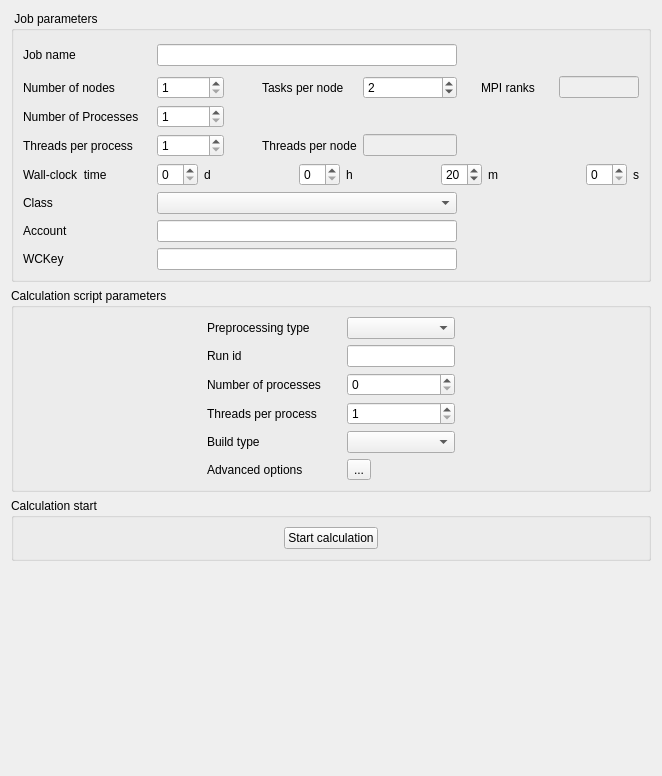
code-saturne/code_saturne, file gui/Pages/BatchRunningForm.ui: the form before one commit.
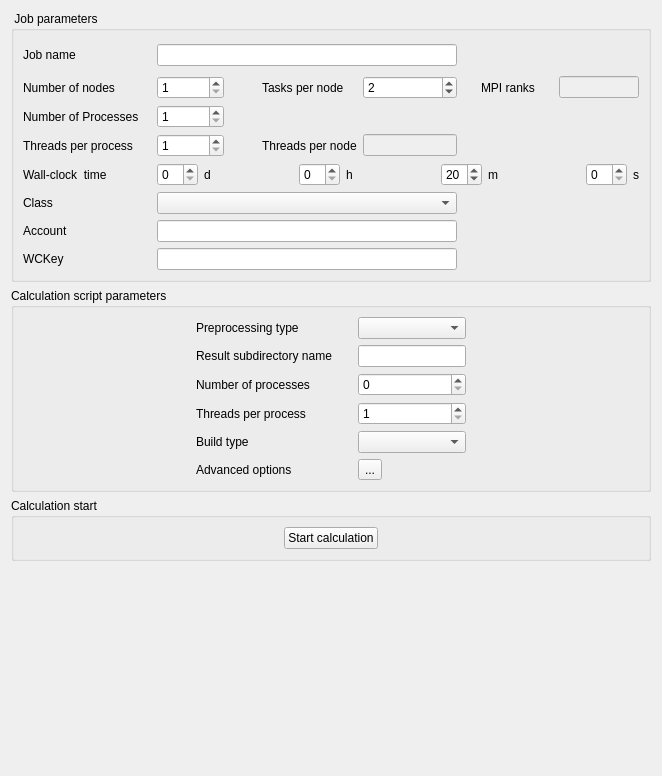
The form after the commit. Icons and pictures are not drawn.

Commit message: GUI: change name of the "Run id" to "Result subdirectory name".

```diff
--- a/gui/Pages/BatchRunningForm.ui
+++ b/gui/Pages/BatchRunningForm.ui
@@ -89,7 +89,7 @@
              <string>&lt;html&gt;&lt;head/&gt;&lt;body&gt;&lt;p&gt;&lt;span style=&quot; font-size:9pt;&quot;&gt;Name of the calculation directory that will be created.&lt;/span&gt;&lt;/p&gt;&lt;/body&gt;&lt;/html&gt;</string>
             </property>
             <property name="text">
-             <string>Run id</string>
+             <string>Result subdirectory name</string>
             </property>
            </widget>
           </item>
```
